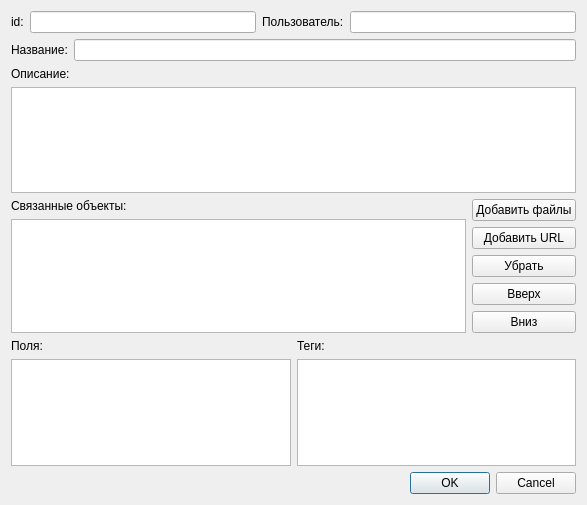
Qt form ui/itemdialog.ui (vlkv/reggata) before a commit.
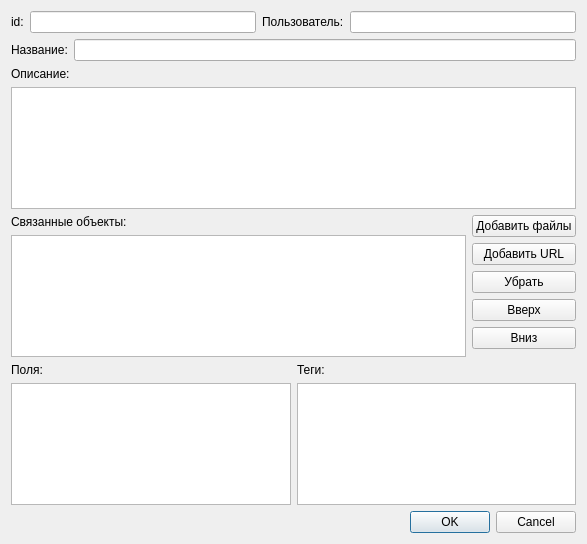
The same form after that commit.

```diff
--- a/ui/itemdialog.ui
+++ b/ui/itemdialog.ui
@@ -7,7 +7,7 @@
     <x>0</x>
     <y>0</y>
     <width>587</width>
-    <height>505</height>
+    <height>544</height>
    </rect>
   </property>
   <property name="windowTitle">
```
Left out of the diff: 6 changed lines with no effect on the pictures.
